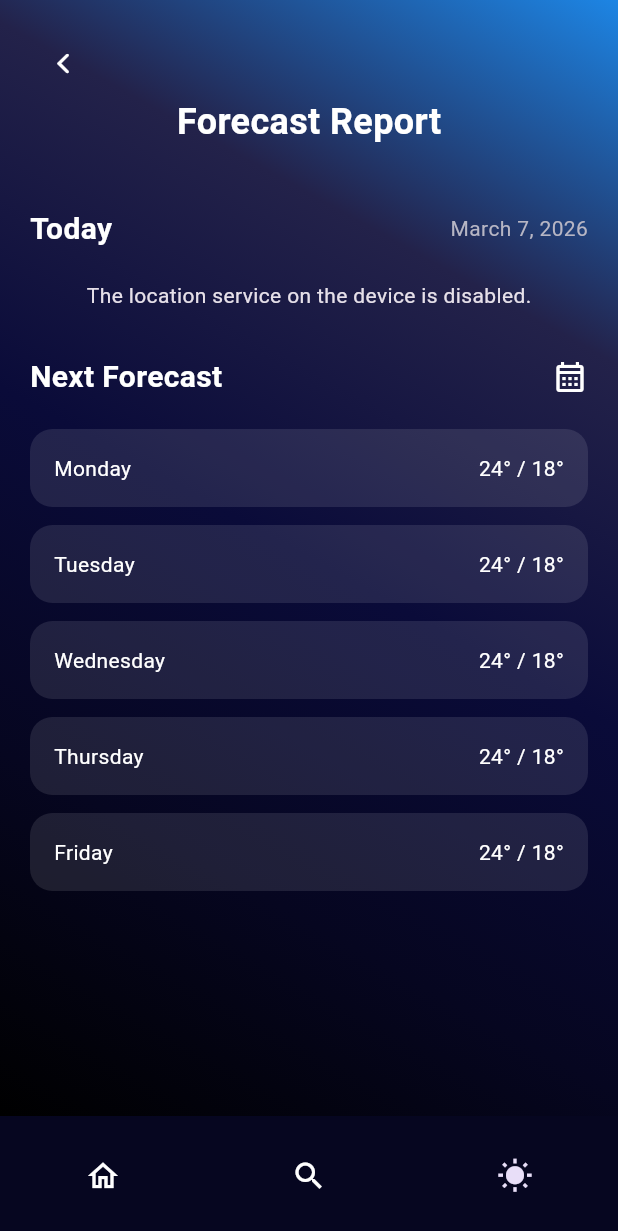
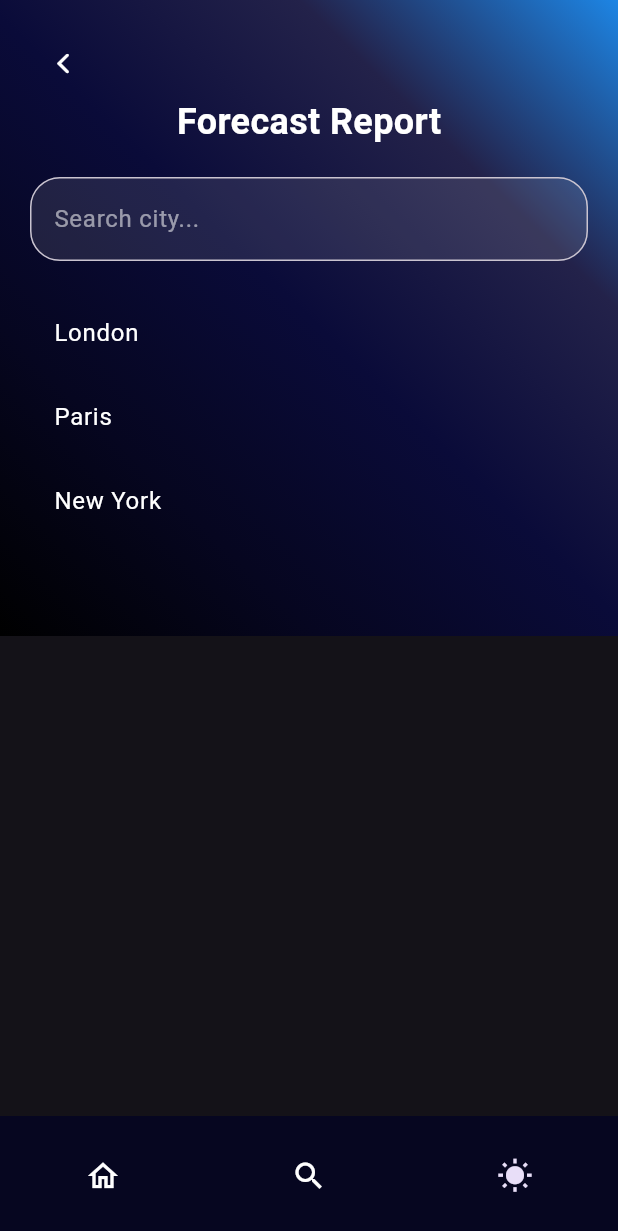
Before and after one commit to addiscodr/addis_weather_v2, a Flutter app: the screen it shows after launch, item 3 of the bottom bar chosen, on a phone screen of 412 x 824 dp. Shown: the top 1231 px of the screen. Run offline on Flutter 3.47's test engine with Material 3 defaults, Android fonts, the phone set to English and light mode, and no system bars; our stand-ins replace dio, flutter_riverpod, geolocator, jiffy.

Commit message:
Modify famous_city.dart, forecast_screen.dart, search_screen.dart, weather_screen.dart, api_helper.dart, gradient_container.dart, hourly_forecast_view.dart, weekly_forecast_view.dart

```diff
--- a/lib/models/famous_city.dart
+++ b/lib/models/famous_city.dart
@@ -34,4 +34,30 @@ List<FamousCity> famousCities = [
   FamousCity(name: 'Washington, D.C.', lat: 38.893595000000005, lon: -77.01458),
 
   FamousCity(name: 'Berlin', lat: 52.52426800, lon: 13.40629000),
+
+  FamousCity(name: 'Frankfurt', lat: 50.110924, lon: 8.682127),
+
+  FamousCity(name: 'Seoul', lat: 37.532600, lon: 127.024612),
+
+  FamousCity(name: 'Khartoum', lat: 15.508457, lon: 32.522854),
+
+  FamousCity(name: 'Los Angeles', lat: 34.052235, lon: -118.243683),
+
+  FamousCity(name: 'Zurich', lat: 8.53918250, lon: 47.36864980),
+
+  FamousCity(name: 'Bon', lat: 35.957371, lon: -87.324760),
+
+  FamousCity(name: 'Johannesburg', lat: -26.204103, lon: 28.047304),
+
+  FamousCity(name: 'Pretoria', lat: -25.747868, lon: 28.229271),
+
+  FamousCity(name: 'Tel Aviv', lat: 32.085300, lon: 34.781769),
+
+  FamousCity(name: 'Lagos', lat: 6.524379, lon: 3.379206),
+
+  FamousCity(name: 'Tunis', lat: 36.806389, lon: 10.181667),
+
+  FamousCity(name: 'Toronto', lat: 43.651070, lon: -79.347015),
+
+  FamousCity(name: 'Hong Kong', lat: 22.302711, lon: 114.177216),
 ];
--- a/lib/screens/forecast_screen.dart
+++ b/lib/screens/forecast_screen.dart
@@ -1,56 +1,150 @@
 import 'package:addis_weather_v2/constants/text_styles.dart';
 import 'package:addis_weather_v2/extensions/datetime.dart';
-import 'package:addis_weather_v2/screens/home_screen.dart';
+import 'package:addis_weather_v2/models/famous_city.dart';
+import 'package:addis_weather_v2/screens/cities_weather_screen.dart';
+import 'package:addis_weather_v2/services/api_helper.dart';
 import 'package:addis_weather_v2/views/gradient_container.dart';
 import 'package:addis_weather_v2/views/hourly_forecast_view.dart';
 import 'package:addis_weather_v2/views/weekly_forecast_view.dart';
 import 'package:flutter/cupertino.dart';
 import 'package:flutter/material.dart';
 
-class ForecastScreen extends StatelessWidget {
+class ForecastScreen extends StatefulWidget {
   const ForecastScreen({super.key});
+
+  @override
+  State<ForecastScreen> createState() => _ForecastScreenState();
+}
+
+class _ForecastScreenState extends State<ForecastScreen> {
+  final TextEditingController searchController = TextEditingController();
+
+  List<FamousCity> filteredCities = famousCities;
+
+  FamousCity? selectedCity;
+
+  void filterCities(String query) {
+    setState(() {
+      filteredCities = famousCities
+          .where(
+            (city) => city.name.toLowerCase().contains(query.toLowerCase()),
+          )
+          .toList();
+    });
+  }
+
+  void selectCity(FamousCity city) {
+    setState(() {
+      selectedCity = city;
+    });
+  }
 
   @override
   Widget build(BuildContext context) {
     return Scaffold(
-      body: GradientContainer(
+      body: SingleChildScrollView(
+        child: GradientContainer(
           children: [
+            /// BACK BUTTON
             Row(
               children: [
                 CupertinoButton(
                   padding: EdgeInsets.zero,
-                onPressed: () {
-                  Navigator.push(
+                  onPressed: () => Navigator.push(
                     context,
-                    MaterialPageRoute(builder: (context) => HomeScreen()),
-                  );
-                },
+                    MaterialPageRoute(
+                      builder: (context) => const CitiesWeatherScreen(),
+                    ),
+                  ),
                   child: const Icon(CupertinoIcons.back, color: Colors.white),
                 ),
               ],
             ),
 
+            /// TITLE
             const Align(
               alignment: Alignment.center,
               child: Text('Forecast Report', style: TextStyles.h1),
             ),
 
-          const SizedBox(height: 40),
+            const SizedBox(height: 20),
 
+            /// SEARCH BAR
+            TextField(
+              controller: searchController,
+              onChanged: filterCities,
+              style: const TextStyle(color: Colors.white),
+              decoration: InputDecoration(
+                hintText: "Search city...",
+                hintStyle: const TextStyle(color: Colors.white54),
+                filled: true,
+                fillColor: Colors.white.withOpacity(.1),
+                border: OutlineInputBorder(
+                  borderRadius: BorderRadius.circular(20),
+                ),
+              ),
+            ),
+
+            const SizedBox(height: 20),
+
+            /// CITY LIST
+            SizedBox(
+              height: 150,
+              child: ListView.builder(
+                itemCount: filteredCities.take(5).length,
+                itemBuilder: (context, index) {
+                  final city = filteredCities[index];
+
+                  return ListTile(
+                    title: Text(
+                      city.name,
+                      style: const TextStyle(color: Colors.white),
+                    ),
+                    onTap: () => selectCity(city),
+                  );
+                },
+              ),
+            ),
+
+            const SizedBox(height: 20),
+
+            /// FORECAST SECTION
+            if (selectedCity != null) ...[
               Row(
                 mainAxisAlignment: MainAxisAlignment.spaceBetween,
                 children: [
-              const Text('Today', style: TextStyles.h2),
+                  Text(selectedCity!.name, style: TextStyles.h2),
                   Text(DateTime.now().dateTime, style: TextStyles.subtitleText),
                 ],
               ),
 
               const SizedBox(height: 20),
 
-          const HourlyForecastView(),
+              /// HOURLY FORECAST
+              FutureBuilder(
+                future: ApiHelper.getHourlyForecastByCoords(
+                  selectedCity!.lat,
+                  selectedCity!.lon,
+                ),
+                builder: (context, snapshot) {
+                  if (snapshot.connectionState == ConnectionState.waiting) {
+                    return const Center(child: CircularProgressIndicator());
+                  }
+
+                  if (!snapshot.hasData) {
+                    return const Text(
+                      "No data available",
+                      style: TextStyle(color: Colors.white),
+                    );
+                  }
+
+                  return const HourlyForecastView();
+                },
+              ),
 
               const SizedBox(height: 30),
 
+              /// WEEKLY TITLE
               const Row(
                 mainAxisAlignment: MainAxisAlignment.spaceBetween,
                 children: [
@@ -61,11 +155,36 @@ class ForecastScreen extends StatelessWidget {
 
               const SizedBox(height: 20),
 
-          const WeeklyForecastView(),
+              /// WEEKLY FORECAST
+              FutureBuilder(
+                future: ApiHelper.getWeeklyForecastByCoords(
+                  selectedCity!.lat,
+                  selectedCity!.lon,
+                ),
+                builder: (context, snapshot) {
+                  if (snapshot.connectionState == ConnectionState.waiting) {
+                    return const Center(child: CircularProgressIndicator());
+                  }
+
+                  if (!snapshot.hasData) {
+                    return const Text(
+                      "No weekly data",
+                      style: TextStyle(color: Colors.white),
+                    );
+                  }
+
+                  return SizedBox(
+                    height: 300,
+                    child: WeeklyForecastView(data: snapshot.data!),
+                  );
+                },
+              ),
+            ],
 
             const SizedBox(height: 40),
           ],
         ),
+      ),
     );
   }
 }
--- a/lib/screens/search_screen.dart
+++ b/lib/screens/search_screen.dart
@@ -16,7 +16,6 @@ class SearchScreen extends StatefulWidget {
 
 class _SearchScreenState extends State<SearchScreen> {
   late final TextEditingController _controller;
-
   List<FamousCity> filteredCities = famousCities;
 
   @override
--- a/lib/views/gradient_container.dart
+++ b/lib/views/gradient_container.dart
@@ -28,10 +28,10 @@ class GradientContainer extends StatelessWidget {
           padding: const EdgeInsets.all(20),
           child: Column(
             crossAxisAlignment: CrossAxisAlignment.start,
-              children: children),
+            children: children,
+          ),
         ),
       ),
     );
-
   }
 }
--- a/lib/views/hourly_forecast_view.dart
+++ b/lib/views/hourly_forecast_view.dart
@@ -18,7 +18,6 @@ class HourlyForecastView extends ConsumerWidget {
           height: 100,
           child: ListView.builder(
             itemCount: hourlyWeather.list.length,
-            shrinkWrap: true,
             scrollDirection: Axis.horizontal,
             itemBuilder: (context, index) {
               final weather = hourlyWeather.list[index];
--- a/lib/views/weekly_forecast_view.dart
+++ b/lib/views/weekly_forecast_view.dart
@@ -1,7 +1,8 @@
+import 'package:addis_weather_v2/models/weekly_weather.dart';
 import 'package:flutter/material.dart';
 
 class WeeklyForecastView extends StatelessWidget {
-  const WeeklyForecastView({super.key});
+  const WeeklyForecastView({super.key, required WeeklyWeather data});
 
   @override
   Widget build(BuildContext context) {
```
Also changed, not shown: lib/screens/weather_screen.dart (+12 -11 lines), lib/services/api_helper.dart (+19 -0 lines). Lines whose indentation alone changed are shown as unchanged.
